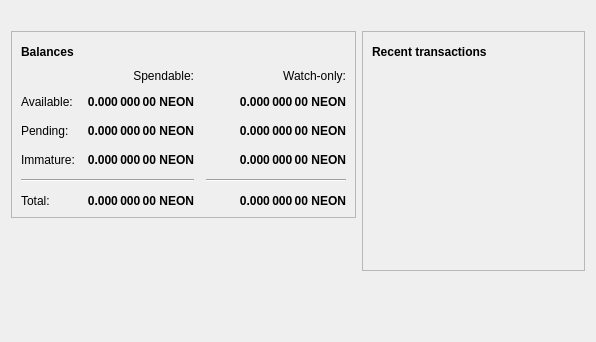
The window that src/qt/forms/overviewpage.ui (neoncoin-project/neon) describes before a commit, drawn with Qt 5.
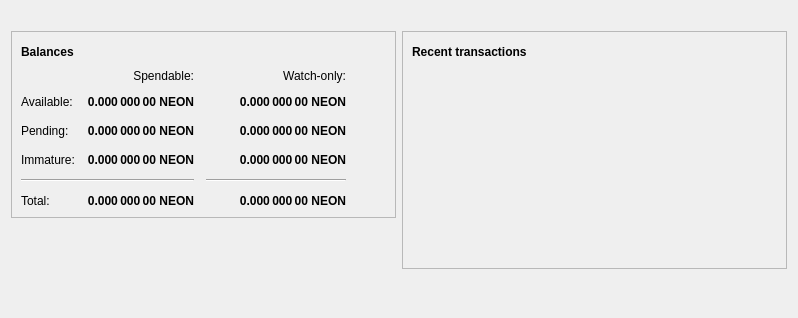
The same window after the commit. Icons and pictures are not drawn.

What changed in the file:
```diff
--- a/src/qt/forms/overviewpage.ui
+++ b/src/qt/forms/overviewpage.ui
@@ -6,8 +6,8 @@
    <rect>
     <x>0</x>
     <y>0</y>
-    <width>596</width>
-    <height>342</height>
+    <width>798</width>
+    <height>318</height>
    </rect>
   </property>
   <property name="windowTitle">
```
